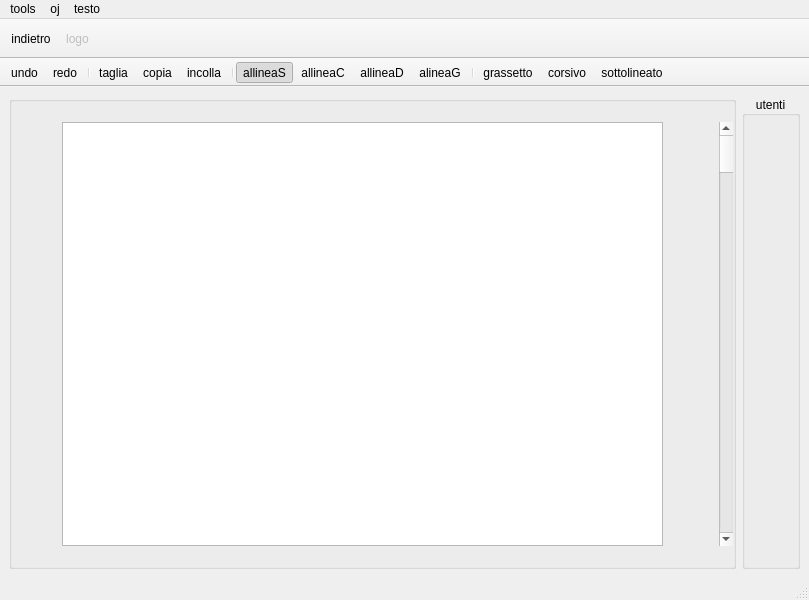
Above: Client/editor.ui from MarcoFlo/Google-Drive before the change. Below: the same form after it.
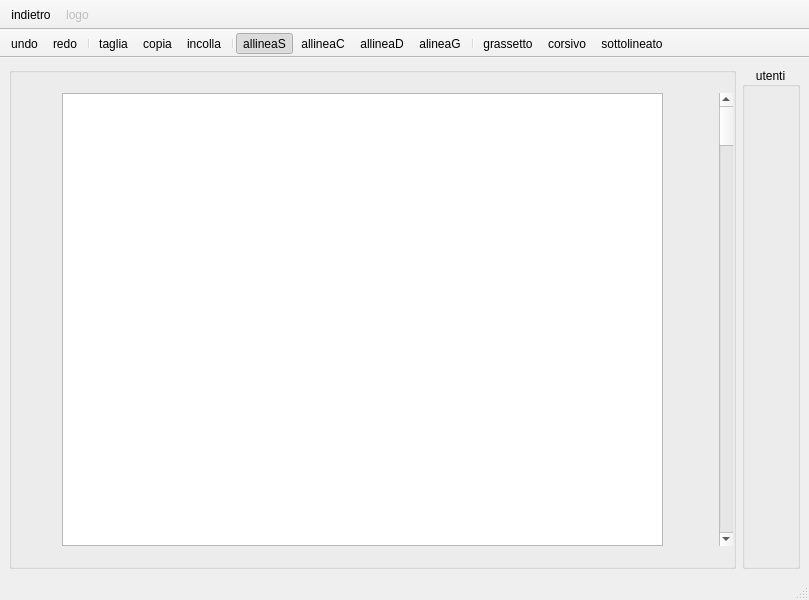
That is the form after the change. Icons and pictures are not drawn.

Commit message: account menu e bug

```diff
--- a/Client/editor.ui
+++ b/Client/editor.ui
@@ -113,47 +113,6 @@
     </item>
    </layout>
   </widget>
-  <widget class="QMenuBar" name="menubar">
-   <property name="geometry">
-    <rect>
-     <x>0</x>
-     <y>0</y>
-     <width>809</width>
-     <height>21</height>
-    </rect>
-   </property>
-   <widget class="QMenu" name="menutools">
-    <property name="title">
-     <string>tools</string>
-    </property>
-    <addaction name="actionredo"/>
-    <addaction name="actioncopia"/>
-    <addaction name="separator"/>
-    <addaction name="actionincolla"/>
-    <addaction name="actiontaglia"/>
-    <addaction name="actionundo"/>
-   </widget>
-   <widget class="QMenu" name="menuoj">
-    <property name="title">
-     <string>oj</string>
-    </property>
-    <addaction name="actionallineaD"/>
-    <addaction name="actionallineaS"/>
-    <addaction name="actionallineaC"/>
-    <addaction name="actionalineaG"/>
-   </widget>
-   <widget class="QMenu" name="menutesto">
-    <property name="title">
-     <string>testo</string>
-    </property>
-    <addaction name="actiongrassetto"/>
-    <addaction name="actioncorsivo"/>
-    <addaction name="actionsottolineato"/>
-   </widget>
-   <addaction name="menutools"/>
-   <addaction name="menuoj"/>
-   <addaction name="menutesto"/>
-  </widget>
   <widget class="QStatusBar" name="statusbar"/>
   <widget class="QToolBar" name="toolBar">
    <property name="windowTitle">
@@ -184,7 +143,6 @@
    <attribute name="toolBarBreak">
     <bool>false</bool>
    </attribute>
-   <addaction name="actionutente"/>
   </widget>
   <widget class="QToolBar" name="toolBar_2">
    <property name="windowTitle">
@@ -239,14 +197,6 @@
     <string>logoU</string>
    </property>
   </action>
-  <action name="actionutente">
-   <property name="enabled">
-    <bool>false</bool>
-   </property>
-   <property name="text">
-    <string> </string>
-   </property>
-  </action>
   <action name="actionredo">
    <property name="text">
     <string>redo</string>
```
The commit also changes 12 other files.
